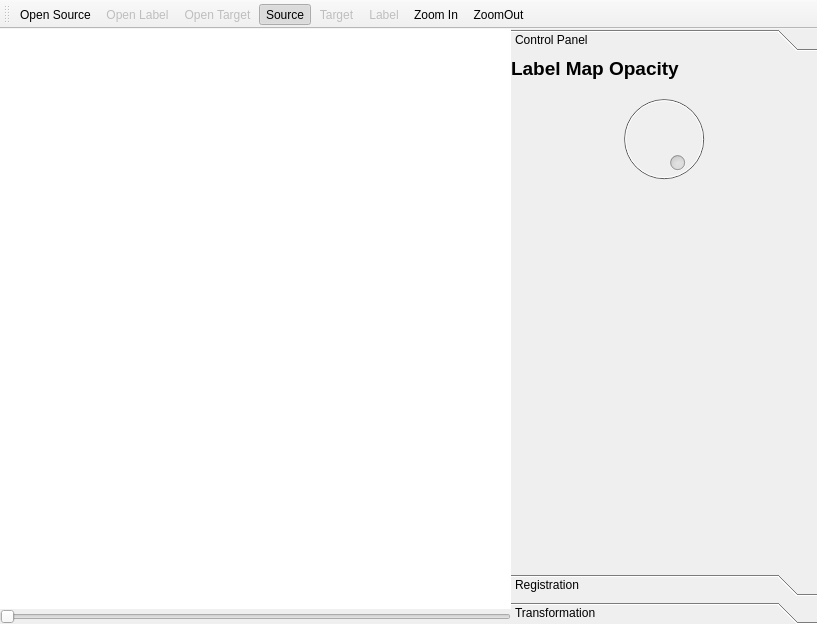
Before: the Qt Designer form itktools/mainwindow.ui in SadeghMSalehi/gradworks, drawn with Qt 5.
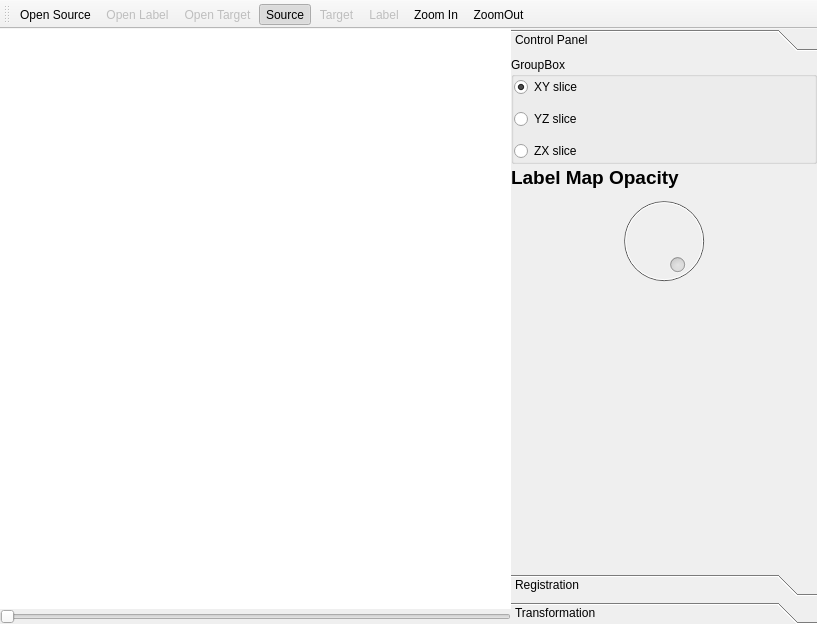
After: the same form once the commit is applied. The open tabs and pages were chosen to show the change. Icons and pictures are not drawn.

```diff
--- a/itktools/mainwindow.ui
+++ b/itktools/mainwindow.ui
@@ -111,41 +111,43 @@
         <string>Control Panel</string>
        </attribute>
        <layout class="QGridLayout" name="gridLayout">
-        <property name="leftMargin">
-         <number>0</number>
-        </property>
-        <property name="topMargin">
-         <number>0</number>
-        </property>
-        <property name="rightMargin">
-         <number>0</number>
-        </property>
-        <property name="horizontalSpacing">
-         <number>0</number>
-        </property>
-        <property name="verticalSpacing">
-         <number>9</number>
-        </property>
-        <item row="1" column="0" colspan="2">
-         <widget class="QDial" name="opacityDial">
-          <property name="enabled">
-           <bool>false</bool>
+        <item row="0" column="0">
+         <widget class="QGroupBox" name="groupBox">
+          <property name="title">
+           <string>GroupBox</string>
           </property>
-          <property name="maximum">
-           <number>120</number>
-          </property>
-          <property name="value">
-           <number>120</number>
-          </property>
-          <property name="sliderPosition">
-           <number>120</number>
-          </property>
-          <property name="orientation">
-           <enum>Qt::Horizontal</enum>
-          </property>
+          <layout class="QVBoxLayout" name="verticalLayout">
+           <property name="spacing">
+            <number>12</number>
+           </property>
+           <item>
+            <widget class="QRadioButton" name="xySlice">
+             <property name="text">
+              <string>XY slice</string>
+             </property>
+             <property name="checked">
+              <bool>true</bool>
+             </property>
+            </widget>
+           </item>
+           <item>
+            <widget class="QRadioButton" name="yzSlice">
+             <property name="text">
+              <string>YZ slice</string>
+             </property>
+            </widget>
+           </item>
+           <item>
+            <widget class="QRadioButton" name="zxSlice">
+             <property name="text">
+              <string>ZX slice</string>
+             </property>
+            </widget>
+           </item>
+          </layout>
          </widget>
         </item>
-        <item row="0" column="0" colspan="2">
+        <item row="1" column="0">
          <widget class="QLabel" name="label_2">
           <property name="font">
            <font>
@@ -159,7 +161,26 @@
           </property>
          </widget>
         </item>
-        <item row="4" column="0" colspan="2">
+        <item row="2" column="0">
+         <widget class="QDial" name="opacityDial">
+          <property name="enabled">
+           <bool>false</bool>
+          </property>
+          <property name="maximum">
+           <number>120</number>
+          </property>
+          <property name="value">
+           <number>120</number>
+          </property>
+          <property name="sliderPosition">
+           <number>120</number>
+          </property>
+          <property name="orientation">
+           <enum>Qt::Horizontal</enum>
+          </property>
+         </widget>
+        </item>
+        <item row="3" column="0">
          <spacer name="verticalSpacer">
           <property name="orientation">
            <enum>Qt::Vertical</enum>
```
Left out of the diff: 41 changed lines with no effect on the pictures.
